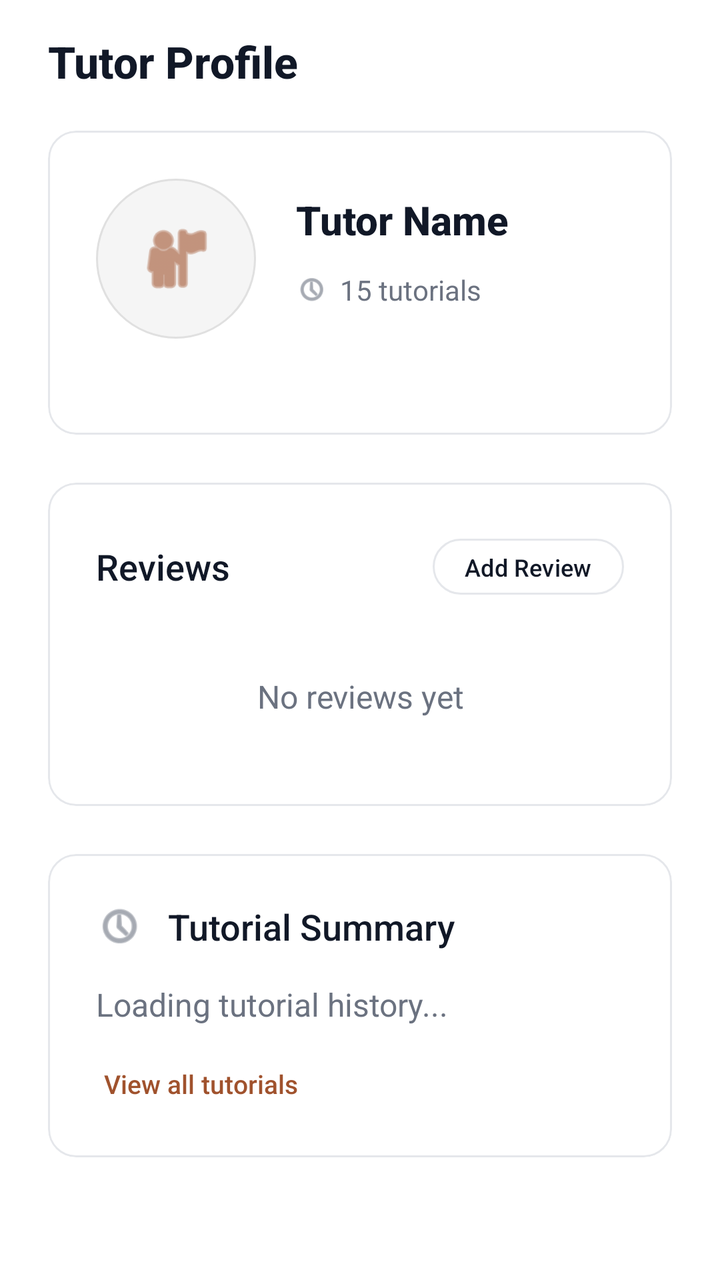
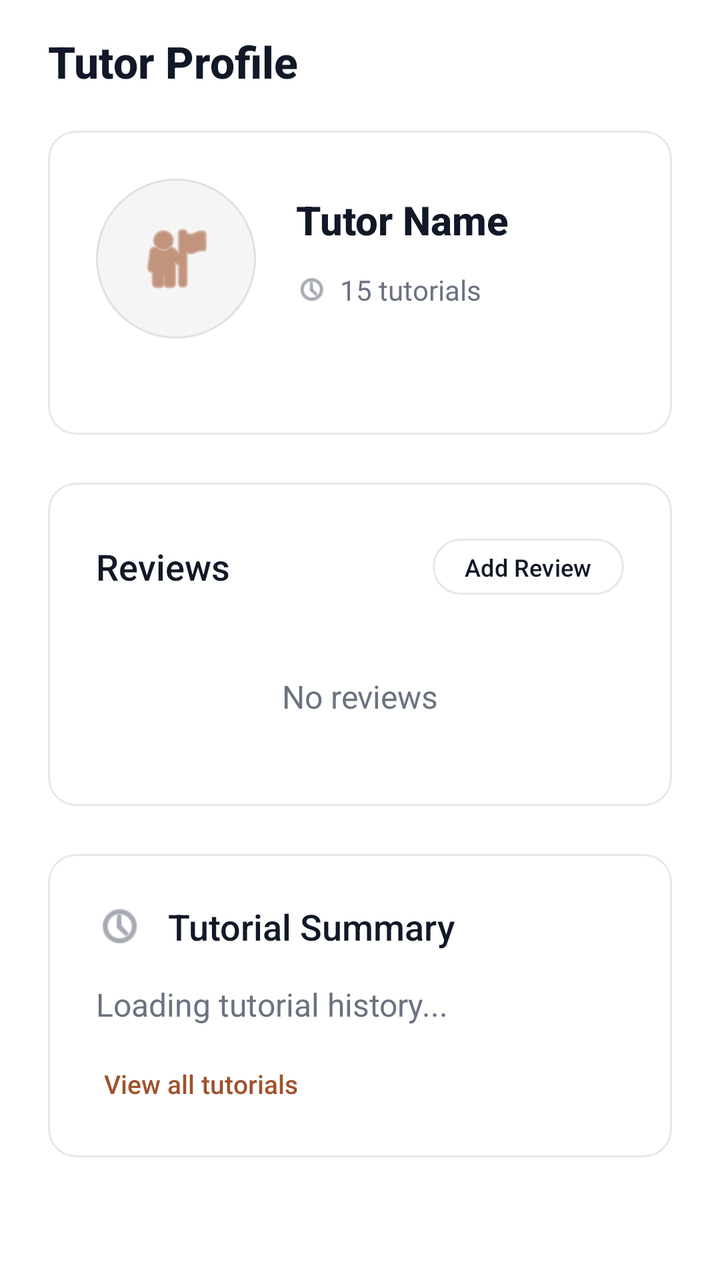

An Android layout rendered at two revisions. The XML below is the earlier revision; the diff shows what the commit changed to produce the second picture.
<!-- AndroidManifest.xml: application theme Theme.Csci3130Group1 -->
<!-- res/layout/activity_tutor_profile.xml -->
<?xml version="1.0" encoding="utf-8"?>
<ScrollView xmlns:android="http://schemas.android.com/apk/res/android"
    xmlns:app="http://schemas.android.com/apk/res-auto"
    android:layout_width="match_parent"
    android:layout_height="match_parent"
    android:background="#FFFFFF"
    android:fillViewport="true">

    <LinearLayout
        android:layout_width="match_parent"
        android:layout_height="wrap_content"
        android:orientation="vertical"
        android:paddingHorizontal="24dp"
        android:paddingTop="16dp"
        android:paddingBottom="32dp">

        
        <TextView
            android:layout_width="wrap_content"
            android:layout_height="wrap_content"
            android:text="Tutor Profile"
            android:textSize="22sp"
            android:fontFamily="sans-serif-medium"
            android:textStyle="bold"
            android:textColor="#111827"
            android:layout_marginBottom="20dp"/>

        
        <com.google.android.material.card.MaterialCardView
            android:layout_width="match_parent"
            android:layout_height="wrap_content"
            android:layout_marginBottom="24dp"
            app:cardCornerRadius="14dp"
            app:cardElevation="0dp"
            app:cardBackgroundColor="#FFFFFF"
            app:strokeColor="#E5E7EB"
            app:strokeWidth="1dp">

            <LinearLayout
                android:layout_width="match_parent"
                android:layout_height="wrap_content"
                android:orientation="vertical"
                android:padding="24dp">

                
                <LinearLayout
                    android:layout_width="match_parent"
                    android:layout_height="wrap_content"
                    android:orientation="horizontal"
                    android:gravity="center_vertical"
                    android:layout_marginBottom="24dp">

                    
                    <ImageView
                        android:id="@+id/tutorProfilePicture"
                        android:layout_width="80dp"
                        android:layout_height="80dp"
                        android:src="@android:drawable/ic_menu_myplaces"
                        app:tint="#A0522D"
                        android:background="@drawable/circle_background"
                        android:padding="20dp"
                        android:contentDescription="Tutor Profile Picture" />

                    
                    <LinearLayout
                        android:layout_width="0dp"
                        android:layout_height="wrap_content"
                        android:layout_weight="1"
                        android:orientation="vertical"
                        android:layout_marginStart="20dp">

                        
                        <TextView
                            android:id="@+id/tutorName"
                            android:layout_width="wrap_content"
                            android:layout_height="wrap_content"
                            android:text="Tutor Name"
                            android:textSize="20sp"
                            android:textStyle="bold"
                            android:textColor="#111827"
                            android:fontFamily="sans-serif-medium" />

                        
                        <TextView
                            android:id="@+id/tutorDegree"
                            android:layout_width="wrap_content"
                            android:layout_height="wrap_content"
                            android:text="Computer Science, B.Sc."
                            android:textSize="14sp"
                            android:textColor="#6B7280"
                            android:fontFamily="sans-serif-medium"
                            android:layout_marginTop="4dp"
                            android:visibility="gone" />

                        
                        <LinearLayout
                            android:layout_width="match_parent"
                            android:layout_height="wrap_content"
                            android:orientation="vertical"
                            android:layout_marginTop="12dp">

                            
                            <LinearLayout
                                android:layout_width="wrap_content"
                                android:layout_height="wrap_content"
                                android:orientation="horizontal"
                                android:layout_marginBottom="8dp">

                                
                                <LinearLayout
                                    android:layout_width="wrap_content"
                                    android:layout_height="wrap_content"
                                    android:orientation="horizontal"
                                    android:gravity="center_vertical"
                                    android:layout_marginEnd="20dp">

                                    <ImageView
                                        android:layout_width="16dp"
                                        android:layout_height="16dp"
                                        android:src="@android:drawable/ic_menu_recent_history"
                                        app:tint="#6B7280" />

                                    <TextView
                                        android:id="@+id/tutorialCount"
                                        android:layout_width="wrap_content"
                                        android:layout_height="wrap_content"
                                        android:text="15 tutorials"
                                        android:textSize="14sp"
                                        android:textColor="#6B7280"
                                        android:layout_marginStart="6dp" />
                                </LinearLayout>

                                
                                <LinearLayout
                                    android:id="@+id/ratingContainer"
                                    android:layout_width="wrap_content"
                                    android:layout_height="wrap_content"
                                    android:orientation="horizontal"
                                    android:gravity="center_vertical"
                                    android:visibility="gone">

                                    <ImageView
                                        android:layout_width="16dp"
                                        android:layout_height="16dp"
                                        android:src="@android:drawable/btn_star_big_on"
                                        app:tint="#FFD700" />

                                    <TextView
                                        android:id="@+id/tutorRating"
                                        android:layout_width="wrap_content"
                                        android:layout_height="wrap_content"
                                        android:text="4.8 (24)"
                                        android:textSize="14sp"
                                        android:textColor="#6B7280"
                                        android:layout_marginStart="6dp" />
                                </LinearLayout>
                            </LinearLayout>

                            
                            <LinearLayout
                                android:id="@+id/contactContainer"
                                android:layout_width="wrap_content"
                                android:layout_height="wrap_content"
                                android:orientation="horizontal"
                                android:gravity="center_vertical"
                                android:visibility="gone">

                                <ImageView
                                    android:layout_width="16dp"
                                    android:layout_height="16dp"
                                    android:src="@android:drawable/ic_menu_call"
                                    app:tint="#A0522D" />

                                <TextView
                                    android:id="@+id/tutorContact"
                                    android:layout_width="wrap_content"
                                    android:layout_height="wrap_content"
                                    android:text="(902) 123-4567"
                                    android:textSize="14sp"
                                    android:textColor="#A0522D"
                                    android:layout_marginStart="6dp"
                                    android:fontFamily="sans-serif-medium" />
                            </LinearLayout>
                        </LinearLayout>
                    </LinearLayout>
                </LinearLayout>

                
                <LinearLayout
                    android:id="@+id/descriptionSection"
                    android:layout_width="match_parent"
                    android:layout_height="wrap_content"
                    android:orientation="vertical"
                    android:visibility="gone">

                    <TextView
                        android:layout_width="wrap_content"
                        android:layout_height="wrap_content"
                        android:text="About"
                        android:textSize="14sp"
                        android:textColor="#6B7280"
                        android:fontFamily="sans-serif-medium"
                        android:layout_marginBottom="8dp"/>

                    <TextView
                        android:id="@+id/tutorDescription"
                        android:layout_width="match_parent"
                        android:layout_height="wrap_content"
                        android:text="Tutor description goes here..."
                        android:textSize="16sp"
                        android:textColor="#111827"
                        android:fontFamily="sans-serif"
                        android:lineSpacingExtra="4dp"/>
                </LinearLayout>
            </LinearLayout>
        </com.google.android.material.card.MaterialCardView>

        
        <com.google.android.material.card.MaterialCardView
            android:layout_width="match_parent"
            android:layout_height="wrap_content"
            android:layout_marginBottom="24dp"
            app:cardCornerRadius="14dp"
            app:cardElevation="0dp"
            app:cardBackgroundColor="#FFFFFF"
            app:strokeColor="#E5E7EB"
            app:strokeWidth="1dp">

            <LinearLayout
                android:layout_width="match_parent"
                android:layout_height="wrap_content"
                android:orientation="vertical"
                android:padding="24dp">

                
                <LinearLayout
                    android:layout_width="match_parent"
                    android:layout_height="wrap_content"
                    android:orientation="horizontal"
                    android:gravity="center_vertical"
                    android:layout_marginBottom="16dp">

                    <TextView
                        android:id="@+id/tutorReviewsHeader"
                        android:layout_width="0dp"
                        android:layout_height="wrap_content"
                        android:layout_weight="1"
                        android:text="@string/reviews"
                        android:textSize="18sp"
                        android:fontFamily="sans-serif-medium"
                        android:textColor="#111827"/>

                    <Button
                        android:id="@+id/addReviewButton"
                        style="@style/Widget.Material3.Button.OutlinedButton"
                        android:layout_width="wrap_content"
                        android:layout_height="36dp"
                        android:text="Add Review"
                        android:textColor="#111827"
                        android:textSize="12sp"
                        android:textAllCaps="false"
                        android:fontFamily="sans-serif-medium"
                        app:strokeColor="#E5E7EB"
                        app:cornerRadius="14dp"
                        android:minWidth="0dp"
                        android:paddingHorizontal="16dp"/>
                </LinearLayout>

                
                <TextView
                    android:id="@+id/noReviewsText"
                    android:layout_width="match_parent"
                    android:layout_height="wrap_content"
                    android:text="No reviews yet"
                    android:textSize="16sp"
                    android:textColor="#6B7280"
                    android:gravity="center"
                    android:padding="20dp"
                    android:visibility="visible"/>

                
                <LinearLayout
                    android:id="@+id/reviewsList"
                    android:layout_width="match_parent"
                    android:layout_height="wrap_content"
                    android:orientation="vertical">
                </LinearLayout>
            </LinearLayout>
        </com.google.android.material.card.MaterialCardView>

        
        <com.google.android.material.card.MaterialCardView
            android:id="@+id/upcoming_tutorials_card"
            android:layout_width="match_parent"
            android:layout_height="wrap_content"
            android:layout_marginBottom="24dp"
            app:cardCornerRadius="14dp"
            app:cardElevation="0dp"
            app:cardBackgroundColor="#FFFFFF"
            app:strokeColor="#E5E7EB"
            app:strokeWidth="1dp"
            android:visibility="gone">

            <LinearLayout
                android:layout_width="match_parent"
                android:layout_height="wrap_content"
                android:orientation="vertical"
                android:padding="24dp">

            
            <LinearLayout
                android:layout_width="match_parent"
                android:layout_height="wrap_content"
                android:orientation="horizontal"
                android:gravity="center_vertical"
                android:layout_marginBottom="16dp">

                <ImageView
                    android:layout_width="24dp"
                    android:layout_height="24dp"
                    android:src="@android:drawable/ic_menu_today"
                    app:tint="#6B7280"
                    android:contentDescription="Upcoming Tutorial Icon" />

                <TextView
                    android:layout_width="wrap_content"
                    android:layout_height="wrap_content"
                    android:text="Upcoming Tutorials"
                    android:textSize="18sp"
                    android:fontFamily="sans-serif-medium"
                    android:textColor="#111827"
                    android:layout_marginStart="12dp"/>
            </LinearLayout>

            
            <LinearLayout
                android:id="@+id/upcomingTutorialsList"
                android:layout_width="match_parent"
                android:layout_height="wrap_content"
                android:orientation="vertical">
                
                <TextView
                    android:layout_width="match_parent"
                    android:layout_height="wrap_content"
                    android:text="Loading upcoming tutorials..."
                    android:textSize="16sp"
                    android:textColor="#6B7280"/>
            </LinearLayout>
            </LinearLayout>
        </com.google.android.material.card.MaterialCardView>

        
        <com.google.android.material.card.MaterialCardView
            android:layout_width="match_parent"
            android:layout_height="wrap_content"
            android:layout_marginBottom="24dp"
            app:cardCornerRadius="14dp"
            app:cardElevation="0dp"
            app:cardBackgroundColor="#FFFFFF"
            app:strokeColor="#E5E7EB"
            app:strokeWidth="1dp">

            <LinearLayout
                android:layout_width="match_parent"
                android:layout_height="wrap_content"
                android:orientation="vertical"
                android:padding="24dp">

            
            <LinearLayout
                android:layout_width="match_parent"
                android:layout_height="wrap_content"
                android:orientation="horizontal"
                android:gravity="center_vertical"
                android:layout_marginBottom="16dp">

                <ImageView
                    android:layout_width="24dp"
                    android:layout_height="24dp"
                    android:src="@android:drawable/ic_menu_recent_history"
                    app:tint="#6B7280"
                    android:contentDescription="Tutorial History Icon" />

                <TextView
                    android:layout_width="wrap_content"
                    android:layout_height="wrap_content"
                    android:text="Tutorial Summary"
                    android:textSize="18sp"
                    android:fontFamily="sans-serif-medium"
                    android:textColor="#111827"
                    android:layout_marginStart="12dp"/>
            </LinearLayout>

            
            <LinearLayout
                android:id="@+id/tutorStatsRow"
                android:layout_width="match_parent"
                android:layout_height="wrap_content"
                android:orientation="horizontal"
                android:weightSum="3"
                android:layout_marginBottom="12dp"
                android:visibility="gone">

                
                <LinearLayout
                    android:layout_width="0dp"
                    android:layout_height="wrap_content"
                    android:layout_weight="1"
                    android:orientation="vertical"
                    android:gravity="center"
                    android:padding="16dp">

                    <TextView
                        android:id="@+id/tutorTotalValue"
                        android:layout_width="wrap_content"
                        android:layout_height="wrap_content"
                        android:text="0"
                        android:textSize="20sp"
                        android:textColor="#111827"
                        android:fontFamily="sans-serif-medium"
                        android:textStyle="bold"/>
                    
                    <TextView
                        android:layout_width="wrap_content"
                        android:layout_height="wrap_content"
                        android:text="Total"
                        android:textSize="12sp"
                        android:textColor="#6B7280"
                        android:layout_marginTop="4dp"/>
                </LinearLayout>

                
                <LinearLayout
                    android:layout_width="0dp"
                    android:layout_height="wrap_content"
                    android:layout_weight="1"
                    android:orientation="vertical"
                    android:gravity="center"
                    android:padding="16dp"
                    android:layout_marginStart="8dp">

                    <TextView
                        android:id="@+id/tutorUpcomingValue"
                        android:layout_width="wrap_content"
                        android:layout_height="wrap_content"
                        android:text="0"
                        android:textSize="20sp"
                        android:textColor="#111827"
                        android:fontFamily="sans-serif-medium"
                        android:textStyle="bold"/>
                    
                    <TextView
                        android:layout_width="wrap_content"
                        android:layout_height="wrap_content"
                        android:text="Upcoming"
                        android:textSize="12sp"
                        android:textColor="#6B7280"
                        android:layout_marginTop="4dp"/>
                </LinearLayout>

                
                <LinearLayout
                    android:layout_width="0dp"
                    android:layout_height="wrap_content"
                    android:layout_weight="1"
                    android:orientation="vertical"
                    android:gravity="center"
                    android:padding="16dp"
                    android:layout_marginStart="8dp">

                    <TextView
                        android:id="@+id/tutorCompletedValue"
                        android:layout_width="wrap_content"
                        android:layout_height="wrap_content"
                        android:text="0"
                        android:textSize="20sp"
                        android:textColor="#111827"
                        android:fontFamily="sans-serif-medium"
                        android:textStyle="bold"/>
                    
                    <TextView
                        android:layout_width="wrap_content"
                        android:layout_height="wrap_content"
                        android:text="Past"
                        android:textSize="12sp"
                        android:textColor="#6B7280"
                        android:layout_marginTop="4dp"/>
                </LinearLayout>
            </LinearLayout>

            
            <TextView
                android:id="@+id/tutorialStats"
                android:layout_width="match_parent"
                android:layout_height="wrap_content"
                android:text="Loading tutorial history..."
                android:textSize="16sp"
                android:textColor="#6B7280"
                android:lineSpacingExtra="4dp"
                android:layout_marginBottom="16dp"
                android:visibility="visible"/>

            
            <TextView
                android:id="@+id/view_all_tutorials_button"
                android:layout_width="wrap_content"
                android:layout_height="wrap_content"
                android:text="View all tutorials"
                android:textColor="#A0522D"
                android:textSize="13sp"
                android:padding="4dp"
                android:fontFamily="sans-serif-medium"/>
            </LinearLayout>
        </com.google.android.material.card.MaterialCardView>

    </LinearLayout>
</ScrollView>
<!-- resources referenced by this layout -->
<resources>
  <!-- drawable circle_background (drawable) -->
  <?xml version="1.0" encoding="utf-8"?>
  <shape xmlns:android="http://schemas.android.com/apk/res/android"
      android:shape="oval">
      <solid android:color="#F5F5F5" />
      <stroke
          android:width="1dp"
          android:color="#E0E0E0" />
  </shape>
  <string name="reviews">Reviews</string>
  <style name="Theme.Csci3130Group1" parent="Base.Theme.Csci3130Group1" />
  <style name="Base.Theme.Csci3130Group1" parent="Theme.Material3.DayNight.NoActionBar">
          
          <item name="colorPrimary">#111827</item>
          <item name="colorOnPrimary">#FFFFFF</item>
          <item name="colorSecondary">#6B7280</item>
          <item name="colorOnSecondary">#FFFFFF</item>
          
          <item name="colorPrimaryContainer">#F3F4F6</item>
          <item name="colorOnPrimaryContainer">#111827</item>
          <item name="colorSecondaryContainer">#F3F4F6</item>
          <item name="colorOnSecondaryContainer">#111827</item>
          <item name="colorTertiary">#9CA3AF</item>
          <item name="colorSurface">#FFFFFF</item>
          <item name="colorOnSurface">#111827</item>
          <item name="colorOutline">#E5E7EB</item>
          <item name="android:navigationBarColor">#FFFFFF</item>
          <item name="android:statusBarColor">#FFFFFF</item>
      </style>
</resources>

<!-- the commit's change to res/layout/activity_tutor_profile.xml (unified diff, before → after) -->
@@ -271,7 +271,7 @@
                     android:id="@+id/noReviewsText"
                     android:layout_width="match_parent"
                     android:layout_height="wrap_content"
-                    android:text="No reviews yet"
+                    android:text="No reviews"
                     android:textSize="16sp"
                     android:textColor="#6B7280"
                     android:gravity="center"
